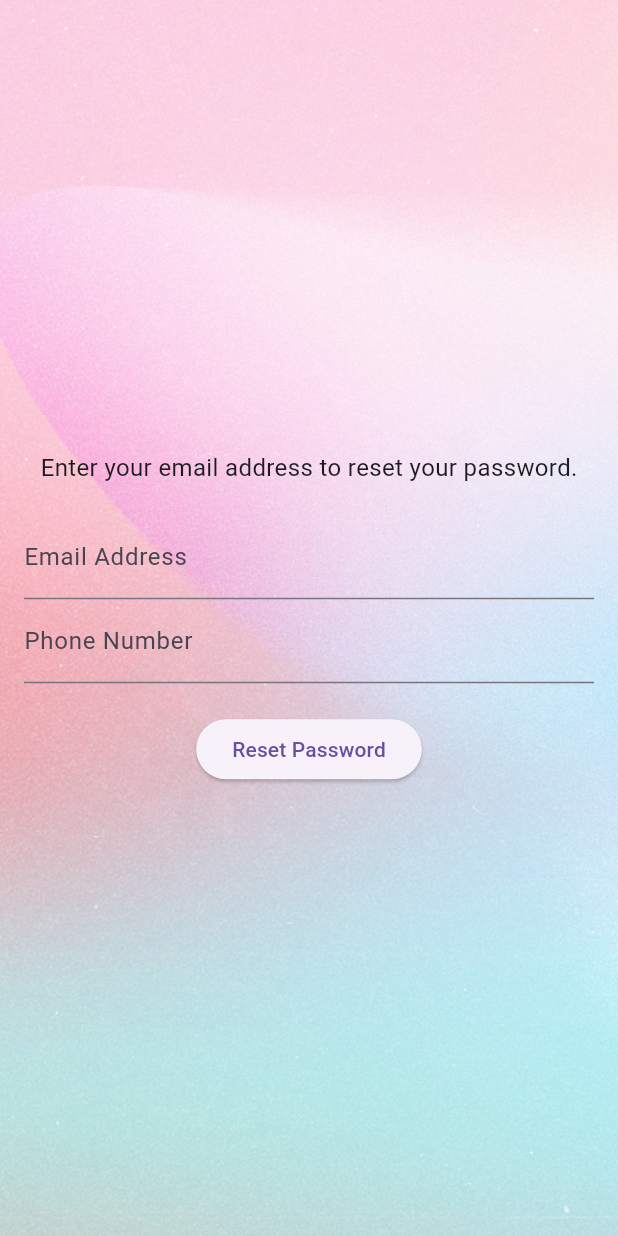
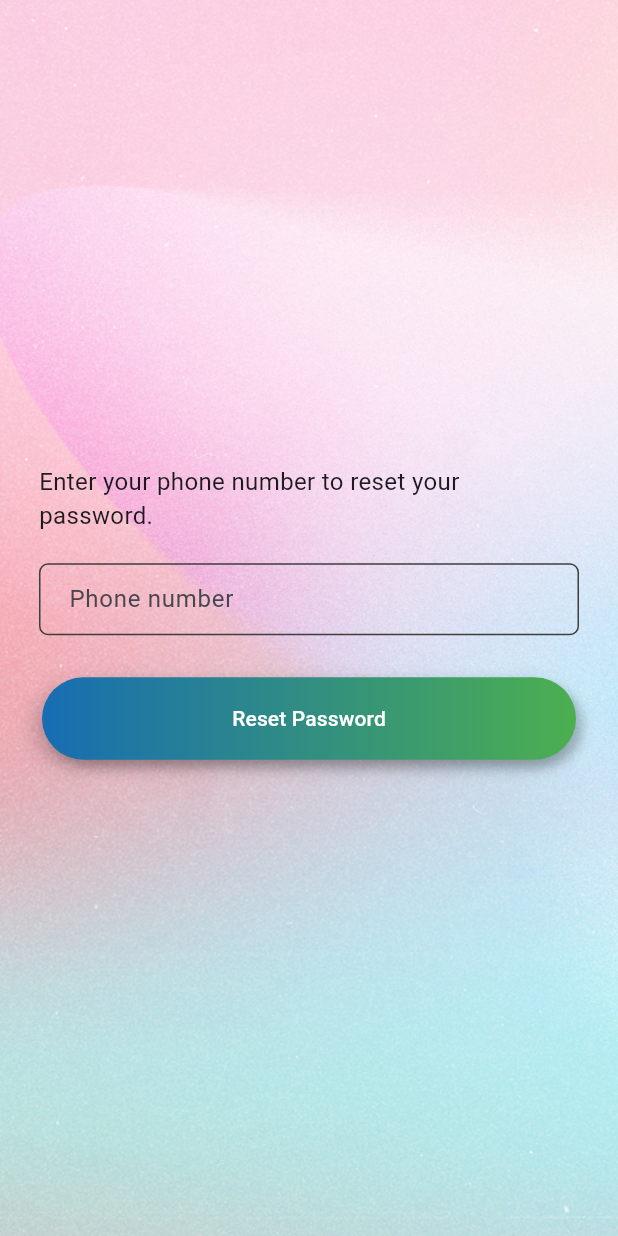
Before and after one commit to gechderib/bill_payment_app, a Flutter app: the ForgotPasswordScreen screen opened by its route, on a phone screen of 412 x 824 dp. Run offline on Flutter 3.47's test engine with Material 3 defaults, Android fonts, the phone set to English and light mode, and no system bars; our stand-ins replace csv, easy_localization, firebase_auth, firebase_core, fluttertoast, font_awesome_flutter and 5 more; missing offline and left inert: dart:ffi; accounts and stored records are empty.

```diff
--- a/db/db.json
+++ b/db/db.json
@@ -4,7 +4,7 @@
       "id": "c62f",
       "fullName": "Getachew Derib",
       "email": "gech@gmail.xom",
-      "phone": "111",
+      "phone": "251953890542",
       "password": "111"
     },
     {
--- a/lib/authentication/auth_info.dart
+++ b/lib/authentication/auth_info.dart
@@ -9,6 +9,8 @@ class AuthInfo extends ChangeNotifier {
   String password = "";
   String fullName = "";
   String email = "";
+
+  UserModel user = UserModel(phone: "", password: "");
 
   Map<String, dynamic> logedUserInfo = {};
   Map<String, dynamic> registerUserInfo = {};
--- a/lib/constants/variables/const.dart
+++ b/lib/constants/variables/const.dart
@@ -4,7 +4,7 @@ const double APP_BAR_HEIGHT = 56;
 const double BOTTOM_SHEET_HEIGHT = 70;
 const List<String> LANGUAGES = ['en', 'am'];
 const List<String> THEME = ['Light', 'Dark'];
-const String BASE_URL = "http://10.10.4.219:3000";
+const String BASE_URL = "http://192.168.0.22:3000";
 
 Color getStatusColor(String status) {
   switch (status) {
--- a/lib/routes/routes.dart
+++ b/lib/routes/routes.dart
@@ -4,6 +4,7 @@ import 'package:billpayment/screens/login_screen.dart';
 import 'package:billpayment/screens/main_screen.dart';
 import 'package:billpayment/screens/registration_screen.dart';
 import 'package:billpayment/screens/splash_screen.dart';
+import 'package:billpayment/screens/verification_screen.dart';
 import 'package:flutter/material.dart';
 
 class RouteGenerator {
@@ -11,7 +12,7 @@ class RouteGenerator {
   static const String loginScreen = "/login";
   static const String signupScreen = "/signup";
   static const String homeScreen = "/home";
-  static const String billDetailScreen = "/bill_detail";
+  static const String verify = "/verify";
   static const String forgotPassword = "/forgot_password";
 
   static Route<dynamic> generateRoute(RouteSettings settings) {
@@ -26,8 +27,8 @@ class RouteGenerator {
         return MaterialPageRoute(builder: (_) => ForgotPasswordScreen());
       case homeScreen:
         return MaterialPageRoute(builder: (_) => MainScreen());
-      case billDetailScreen:
-        return MaterialPageRoute(builder: (_) => BillDetailScreen());
+      case verify:
+        return MaterialPageRoute(builder: (_) => VerificationScreen());
 
       default:
         return MaterialPageRoute(
--- a/lib/screens/forgot_password_screen.dart
+++ b/lib/screens/forgot_password_screen.dart
@@ -1,5 +1,8 @@
 import 'package:billpayment/constants/styles/decoration.dart';
+import 'package:billpayment/custom_widgets/custom_button.dart';
+import 'package:billpayment/custom_widgets/input_field.dart';
 import 'package:flutter/material.dart';
+import 'package:google_fonts/google_fonts.dart';
 
 class ForgotPasswordScreen extends StatefulWidget {
   const ForgotPasswordScreen({super.key});
@@ -9,7 +12,6 @@ class ForgotPasswordScreen extends StatefulWidget {
 }
 
 class _ForgotPasswordScreenState extends State<ForgotPasswordScreen> {
-  TextEditingController emailController = TextEditingController();
   TextEditingController phoneNumberController = TextEditingController();
   @override
   Widget build(BuildContext context) {
@@ -21,34 +23,69 @@ class _ForgotPasswordScreenState extends State<ForgotPasswordScreen> {
           child: Column(
             mainAxisAlignment: MainAxisAlignment.center,
             children: [
-              const Text(
-                'Enter your email address to reset your password.',
-                style: TextStyle(fontSize: 16.0),
-              ),
-              const SizedBox(height: 20.0),
-              TextField(
-                controller: emailController,
-                keyboardType: TextInputType.emailAddress,
-                decoration: const InputDecoration(
-                  labelText: 'Email Address',
-                  hintText: 'Enter your email',
-                ),
-              ),
-              TextField(
-                controller: phoneNumberController,
-                keyboardType: TextInputType.phone,
-                decoration: const InputDecoration(
-                  labelText: 'Phone Number',
-                  hintText: 'Enter your phone number',
+              Container(
+                margin: const EdgeInsets.symmetric(horizontal: 10, vertical: 0),
+                child: const Text(
+                  'Enter your phone number to reset your password.',
+                  style: TextStyle(fontSize: 16.0),
                 ),
               ),
               const SizedBox(height: 20.0),
-              ElevatedButton(
-                onPressed: () {
-                  // Implement logic to send password reset email
+              Container(
+                margin: const EdgeInsets.symmetric(horizontal: 10),
+                child: CustomTextInputField(
+                  onValueChnage: (value) {},
+                  hint: "Phone number",
+                  decoration: InputDecoration(
+                    contentPadding: const EdgeInsets.only(
+                      left: 16,
+                      top: 5,
+                    ),
+                    labelText: "Phone number",
+                    enabledBorder: const OutlineInputBorder(
+                      borderSide:
+                          BorderSide(color: Color.fromRGBO(62, 62, 62, 1)),
+                      borderRadius: BorderRadius.all(
+                        Radius.circular(6),
+                      ),
+                    ),
+                    focusedErrorBorder: const OutlineInputBorder(
+                      borderSide: BorderSide(color: Colors.red),
+                      borderRadius: BorderRadius.all(
+                        Radius.circular(6),
+                      ),
+                    ),
+                    errorBorder: const OutlineInputBorder(
+                      borderSide: BorderSide(color: Colors.red),
+                      borderRadius: BorderRadius.all(
+                        Radius.circular(6),
+                      ),
+                    ),
+                    focusedBorder: const OutlineInputBorder(
+                      borderSide: BorderSide(
+                          style: BorderStyle.solid,
+                          width: 0.7,
+                          color: Color.fromRGBO(62, 62, 62, 1)),
+                      borderRadius: BorderRadius.all(
+                        Radius.circular(6),
+                      ),
+                    ),
+                    hintStyle: GoogleFonts.lato(
+                        textStyle: const TextStyle(fontSize: 13)),
+                  ),
+                ),
+              ),
+              const SizedBox(height: 20.0),
+              CustomButton(
+                horizontalMargin: 0,
+                verticalMargin: 0,
+                btnName: const Text(
+                  "Reset Password",
+                  style: TextStyle(color: Colors.white),
+                ),
+                onPress: () {
                   _sendPasswordResetEmail();
                 },
-                child: const Text('Reset Password'),
               ),
             ],
           ),
@@ -58,12 +95,8 @@ class _ForgotPasswordScreenState extends State<ForgotPasswordScreen> {
   }
 
   void _sendPasswordResetEmail() {
-    // Implement logic to send a password reset email
-    String email = emailController.text;
+    String phone = phoneNumberController.text;
 
-    // Placeholder logic - print email to the console
-    print('Password reset email sent to: $email');
-
-    // You should implement actual logic to send the reset email using your authentication provider
+    print('Password reset phone sent to: $phone');
   }
 }
--- a/lib/screens/registration_screen.dart
+++ b/lib/screens/registration_screen.dart
@@ -47,7 +47,8 @@ class RegistrationScreen extends StatelessWidget {
       }
     }
 
-    return Scaffold(
+    return SafeArea(
+      child: Scaffold(
         body: SingleChildScrollView(
           child: Container(
             alignment: Alignment.center,
@@ -168,6 +169,7 @@ class RegistrationScreen extends StatelessWidget {
             ),
           ),
         ),
+      ),
     );
   }
 }
--- a/lib/screens/splash_screen.dart
+++ b/lib/screens/splash_screen.dart
@@ -47,10 +47,6 @@ class SplashScreen extends StatelessWidget {
         ),
       );
     } else {
-      // Navigator.pushReplacement(
-      //   context,
-      //   MaterialPageRoute(builder: (context) => LoginScreen()),
-      // );
       return LoginScreen();
     }
   }
--- a/lib/service/api_service.dart
+++ b/lib/service/api_service.dart
@@ -57,9 +57,12 @@ class AuthProvider extends ChangeNotifier {
           Uri.parse(
               "$BASE_URL/users?phone=${loginInfo.phone}&password=${loginInfo.password}"),
           headers: header);
-
+      print(loginInfo.phone);
+      print(loginInfo.password);
       if (response.statusCode == 200) {
         final List<dynamic> users = json.decode(response.body);
+        print(users);
+        print("------------------------");
         if (users.isNotEmpty) {
           await uiProvider.showToast(
               "Login successful", Colors.green, Colors.white);
@@ -120,6 +123,7 @@ class AuthProvider extends ChangeNotifier {
       await uiProvider.showToast(
           "Please check your data", Colors.red, Colors.white);
     }
+    print(e);
     throw Exception('Failed to auth user');
   }
 }
--- a/pubspec.yaml
+++ b/pubspec.yaml
@@ -49,6 +49,7 @@ dependencies:
   open_file: ^3.3.2
   firebase_core: ^2.24.2
   firebase_auth: ^4.16.0
+  flare_flutter: ^3.0.2
 
 dev_dependencies:
   flutter_test:
```
Also changed, not shown: lib/authentication/auth_service.dart (+26 -15 lines), lib/screens/login_screen.dart (+4 -5 lines), lib/screens/verification_screen.dart (added, +66 -0 lines), pubspec.lock. Lines whose indentation alone changed are shown as unchanged.
